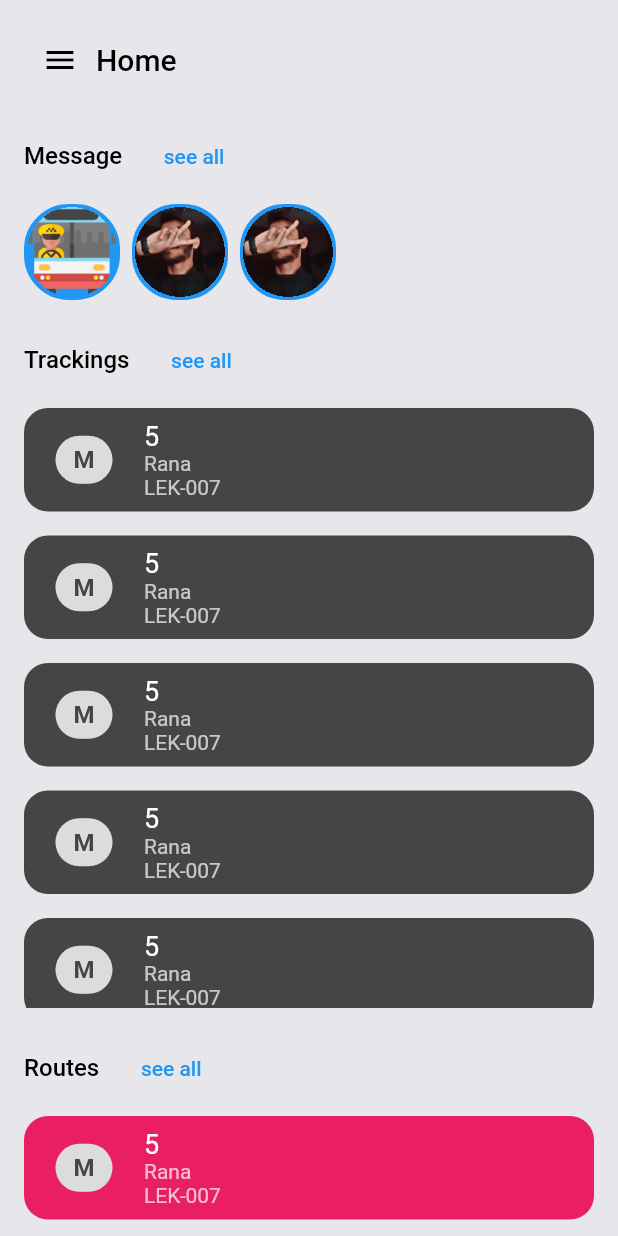
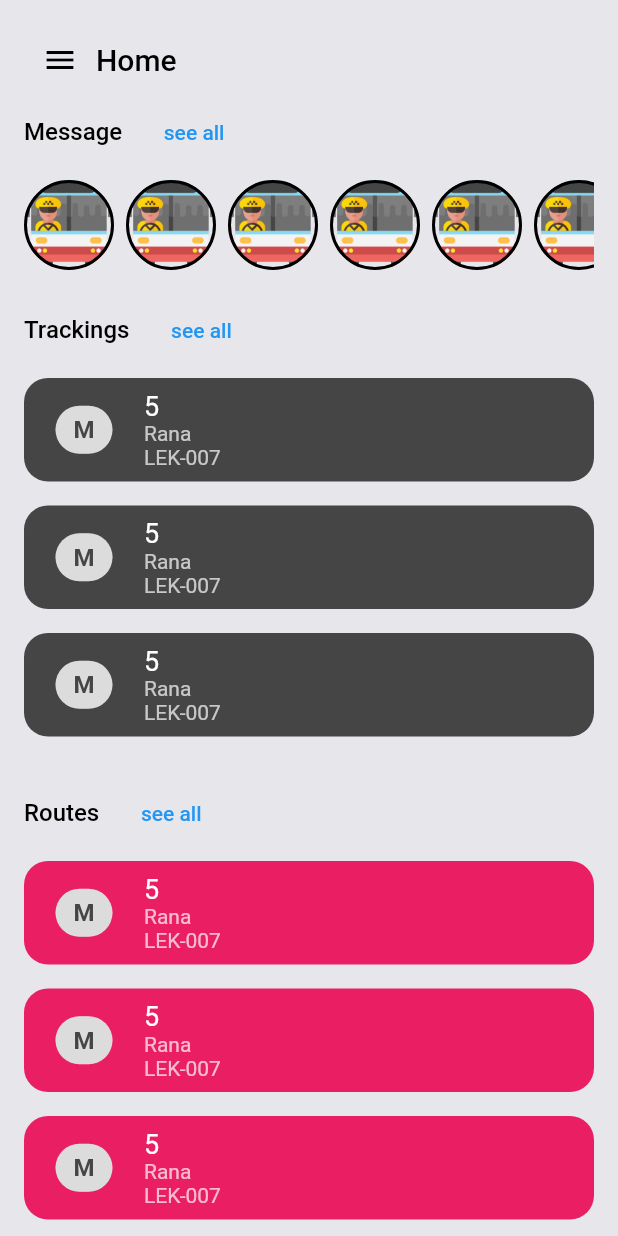
Before and after one commit to salmannaeem112215/liveroute_driver, a Flutter app: the screen it shows after launch, on a phone screen of 412 x 824 dp. Run offline on Flutter 3.47's test engine with Material 2 defaults, Android fonts, the phone set to English and light mode, and no system bars; our stand-ins replace flutter_svg, get; missing offline and left inert: mapbox_gl.

Commit message:
Divided Home Screen into Sections

```diff
--- a/lib/screens/home/components/body.dart
+++ b/lib/screens/home/components/body.dart
@@ -1,12 +1,9 @@
 import 'package:flutter/material.dart';
-import 'package:get/get.dart';
-import 'package:liveroute_driver/configs/themes/app_color.dart';
-import 'package:liveroute_driver/controllers/custom_menu_controller.dart';
-import 'package:liveroute_driver/responsive.dart';
 
-import '../../../configs/themes/custom_text_styles.dart';
 import '../../../configs/themes/ui_parameters.dart';
-import './rotue_tile.dart';
+import 'message_section.dart';
+import 'routes_section.dart';
+import 'tracking_section.dart';
 
 class Body extends StatelessWidget {
   const Body({super.key});
@@ -15,150 +12,14 @@ class Body extends StatelessWidget {
   Widget build(BuildContext context) {
     return Column(
       crossAxisAlignment: CrossAxisAlignment.start,
-      children: [
-        // Messages
-        CustomTitle(
-          title: 'Message',
-          height: Responsive.screenWidth(context) - 2 * defaultPadding,
-          seeAll: () => Get.find<CustomMenuController>().selectedItem.value =
-              MenuItems.message,
-        ),
-        kHalfHeightpace,
-        Row(
-          children: [
-            ChatCircleTile(
-              image: 'assets/images/logo.png',
-            ),
-            kHalfWidthSpace,
-            ChatCircleTile(
-              image: 'assets/images/chat1.png',
-            ),
-            kHalfWidthSpace,
-            ChatCircleTile(
-              image: 'assets/images/chat2.png',
-            ),
-          ],
-        ),
+      children: const [
+        MessageSection(height: 60),
         kHeightSpace,
-
-        // tracking
-        CustomTitle(
-          title: 'Trackings',
-          height: Responsive.screenWidth(context) - 2 * defaultPadding,
-          seeAll: () => Get.find<CustomMenuController>().selectedItem.value =
-              MenuItems.tracking,
-        ),
-        kHalfHeightpace,
-        SizedBox(
-          height: 400,
-          child: ListView.separated(
-            itemBuilder: (ctx, index) => RouteTile(
-              type: 'M',
-              name: '5',
-              driver: 'Rana',
-              bus: 'LEK-007',
-              onTap: () async {},
-            ),
-            separatorBuilder: (ctx, index) => kHeightSpace,
-            itemCount: 7,
-          ),
-        ),
+        TrackingSection(height: 250),
         kHeightSpace,
-
-        // routes
-        CustomTitle(
-          title: 'Routes',
-          height: Responsive.screenWidth(context) - 2 * defaultPadding,
-          seeAll: () => Get.find<CustomMenuController>().selectedItem.value =
-              MenuItems.route,
-        ),
-
-        kHalfHeightpace,
-        SizedBox(
-          height: 400,
-          child: ListView.separated(
-            itemBuilder: (ctx, index) => RouteTile(
-              type: 'M',
-              name: '5',
-              driver: 'Rana',
-              bus: 'LEK-007',
-              onTap: () async {},
-              color: Colors.pink,
-            ),
-            separatorBuilder: (ctx, index) => kHeightSpace,
-            itemCount: 7,
-          ),
-        ),
+        RouteSection(height: 400),
         kHeightSpace,
       ],
     );
   }
 }
-
-class ChatCircleTile extends StatelessWidget {
-  const ChatCircleTile({
-    super.key,
-    required this.image,
-  });
-  final String image;
-
-  @override
-  Widget build(BuildContext context) {
-    return Container(
-      decoration: BoxDecoration(
-          borderRadius: BorderRadius.circular(30),
-          color: Colors.blue,
-          border: Border.all(
-            color: Colors.blue,
-            width: 2,
-          )),
-      child: Container(
-        height: 60,
-        width: 60,
-        clipBehavior: Clip.hardEdge,
-        // padding: const EdgeInsets.all(5),
-        decoration: BoxDecoration(
-          borderRadius: BorderRadius.circular(30),
-        ),
-        child: Image.asset(image),
-      ),
-    );
-  }
-}
-
-class CustomTitle extends StatelessWidget {
-  const CustomTitle({
-    super.key,
-    required this.height,
-    required this.title,
-    this.seeAll,
-  });
-  final double height;
-  final String title;
-  final Function()? seeAll;
-  @override
-  Widget build(BuildContext context) {
-    if (seeAll == null || height < 100) {
-      return Text(
-        title,
-        style: kTitleTextStyle,
-      );
-    } else {
-      return SingleChildScrollView(
-        scrollDirection: Axis.horizontal,
-        child: Row(
-          mainAxisSize: MainAxisSize.max,
-          mainAxisAlignment: MainAxisAlignment.spaceBetween,
-          children: [
-            Text(
-              title,
-              style: kTitleTextStyle,
-            ),
-            kWidthSpace,
-            TextButton(onPressed: seeAll, child: const Text('see all')),
-          ],
-        ),
-      );
-    }
-  }
-}
--- /dev/null
+++ b/lib/screens/home/components/chat_circle_tile.dart
@@ -0,0 +1,35 @@
+import 'package:flutter/material.dart';
+
+class ChatCircleTile extends StatelessWidget {
+  const ChatCircleTile({
+    super.key,
+    required this.image,
+    this.height = 60,
+  });
+  final String image;
+  final double height;
+
+  @override
+  Widget build(BuildContext context) {
+    return Stack(
+      children: [
+        Container(
+          height: height,
+          width: height,
+          clipBehavior: Clip.antiAlias,
+          decoration: BoxDecoration(
+            borderRadius: BorderRadius.circular(height / 2),
+          ),
+          child: Image.asset(image),
+        ),
+        Container(
+          height: height,
+          width: height,
+          decoration: BoxDecoration(
+              borderRadius: BorderRadius.circular(height / 2),
+              border: Border.all(color: Colors.black, width: 2)),
+        ),
+      ],
+    );
+  }
+}
--- /dev/null
+++ b/lib/screens/home/components/custom_title.dart
@@ -0,0 +1,41 @@
+import 'package:flutter/material.dart';
+
+import '../../../configs/themes/custom_text_styles.dart';
+import '../../../configs/themes/ui_parameters.dart';
+
+class CustomTitle extends StatelessWidget {
+  const CustomTitle({
+    super.key,
+    required this.height,
+    required this.title,
+    this.seeAll,
+  });
+  final double height;
+  final String title;
+  final Function()? seeAll;
+  @override
+  Widget build(BuildContext context) {
+    if (seeAll == null || height < 100) {
+      return Text(
+        title,
+        style: kTitleTextStyle,
+      );
+    } else {
+      return SingleChildScrollView(
+        scrollDirection: Axis.horizontal,
+        child: Row(
+          mainAxisSize: MainAxisSize.max,
+          mainAxisAlignment: MainAxisAlignment.spaceBetween,
+          children: [
+            Text(
+              title,
+              style: kTitleTextStyle,
+            ),
+            kWidthSpace,
+            TextButton(onPressed: seeAll, child: const Text('see all')),
+          ],
+        ),
+      );
+    }
+  }
+}
--- /dev/null
+++ b/lib/screens/home/components/message_section.dart
@@ -0,0 +1,44 @@
+import 'package:flutter/material.dart';
+import 'package:get/get.dart';
+
+import '../../../controllers/custom_menu_controller.dart';
+import '../../../responsive.dart';
+import '../../../configs/themes/ui_parameters.dart';
+import './chat_circle_tile.dart';
+import './custom_title.dart';
+
+class MessageSection extends StatelessWidget {
+  const MessageSection({
+    super.key,
+    this.height = 60,
+  });
+  final double height;
+
+  @override
+  Widget build(BuildContext context) {
+    return Column(
+      crossAxisAlignment: CrossAxisAlignment.start,
+      children: [
+        CustomTitle(
+          title: 'Message',
+          height: Responsive.screenWidth(context) - 2 * defaultPadding,
+          seeAll: () => Get.find<CustomMenuController>().selectedItem.value =
+              MenuItems.message,
+        ),
+        kHalfHeightpace,
+        SizedBox(
+          height: height,
+          child: ListView.separated(
+            scrollDirection: Axis.horizontal,
+            itemBuilder: (ctx, index) => ChatCircleTile(
+              image: 'assets/images/logo.png',
+              height: height,
+            ),
+            separatorBuilder: (ctx, index) => kHalfWidthSpace,
+            itemCount: 7,
+          ),
+        ),
+      ],
+    );
+  }
+}
--- /dev/null
+++ b/lib/screens/home/components/routes_section.dart
@@ -0,0 +1,45 @@
+import 'package:flutter/material.dart';
+import 'package:get/get.dart';
+
+import '../../../controllers/custom_menu_controller.dart';
+import '../../../responsive.dart';
+import '../../../configs/themes/ui_parameters.dart';
+import './rotue_tile.dart';
+import './custom_title.dart';
+
+class RouteSection extends StatelessWidget {
+  const RouteSection({super.key, required this.height});
+  final double height;
+  @override
+  Widget build(BuildContext context) {
+    return Column(
+      crossAxisAlignment: CrossAxisAlignment.start,
+      children: [
+        // routes
+        CustomTitle(
+          title: 'Routes',
+          height: Responsive.screenWidth(context) - 2 * defaultPadding,
+          seeAll: () => Get.find<CustomMenuController>().selectedItem.value =
+              MenuItems.route,
+        ),
+
+        kHalfHeightpace,
+        SizedBox(
+          height: height,
+          child: ListView.separated(
+            itemBuilder: (ctx, index) => RouteTile(
+              type: 'M',
+              name: '5',
+              driver: 'Rana',
+              bus: 'LEK-007',
+              onTap: () async {},
+              color: Colors.pink,
+            ),
+            separatorBuilder: (ctx, index) => kHeightSpace,
+            itemCount: 7,
+          ),
+        ),
+      ],
+    );
+  }
+}
--- /dev/null
+++ b/lib/screens/home/components/tracking_section.dart
@@ -0,0 +1,42 @@
+import 'package:flutter/material.dart';
+import 'package:get/get.dart';
+
+import '../../../controllers/custom_menu_controller.dart';
+import '../../../responsive.dart';
+import '../../../configs/themes/ui_parameters.dart';
+import './rotue_tile.dart';
+import './custom_title.dart';
+
+class TrackingSection extends StatelessWidget {
+  const TrackingSection({super.key, required this.height});
+  final double height;
+  @override
+  Widget build(BuildContext context) {
+    return Column(
+      crossAxisAlignment: CrossAxisAlignment.start,
+      children: [
+        CustomTitle(
+          title: 'Trackings',
+          height: Responsive.screenWidth(context) - 2 * defaultPadding,
+          seeAll: () => Get.find<CustomMenuController>().selectedItem.value =
+              MenuItems.tracking,
+        ),
+        kHalfHeightpace,
+        SizedBox(
+          height: height,
+          child: ListView.separated(
+            itemBuilder: (ctx, index) => RouteTile(
+              type: 'M',
+              name: '5',
+              driver: 'Rana',
+              bus: 'LEK-007',
+              onTap: () async {},
+            ),
+            separatorBuilder: (ctx, index) => kHeightSpace,
+            itemCount: 7,
+          ),
+        ),
+      ],
+    );
+  }
+}
--- a/lib/screens/home/home_screen.dart
+++ b/lib/screens/home/home_screen.dart
@@ -16,7 +16,6 @@ class HomeScreen extends StatelessWidget {
           crossAxisAlignment: CrossAxisAlignment.start,
           children: const [
             Header(title: 'Home'),
-            kHeightSpace,
             Body(),
           ],
         ),
--- /dev/null
+++ b/lib/services.dart
@@ -0,0 +1,30 @@
+class Services {
+  static Map<String, dynamic> getRoutes() {
+    return {
+      'response': 'success',
+      'message': [
+        {
+          'id': '1',
+          'name': '5',
+          'type': 'M',
+          'driver': 'Rana',
+          'bus': 'LEK-007'
+        },
+        {
+          'id': '2',
+          'name': '5',
+          'type': 'M',
+          'driver': 'Rana',
+          'bus': 'LEK-007',
+        },
+        {
+          'id': '3',
+          'name': 'Rana Town',
+          'type': 'E',
+          'driver': 'Rana',
+          'bus': 'LEK-007'
+        },
+      ]
+    };
+  }
+}
```
